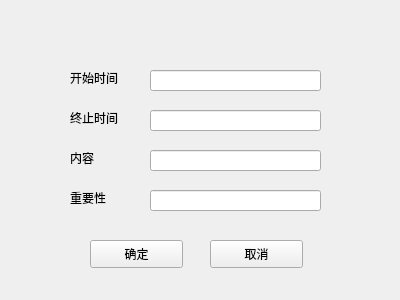
Above: OutTime/edittable.ui from agilelike/OurTime before the change. Below: the same form after it.
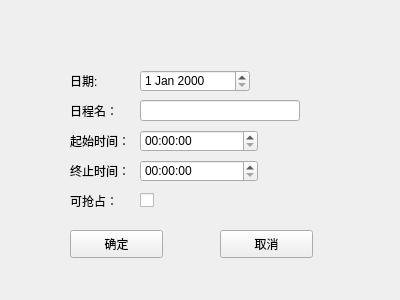
That is the form after the change.

Diff of the .ui file:
```diff
--- a/OutTime/edittable.ui
+++ b/OutTime/edittable.ui
@@ -13,103 +13,11 @@
   <property name="windowTitle">
    <string>Form</string>
   </property>
-  <widget class="QLabel" name="label">
-   <property name="geometry">
-    <rect>
-     <x>70</x>
-     <y>70</y>
-     <width>72</width>
-     <height>15</height>
-    </rect>
-   </property>
-   <property name="text">
-    <string>开始时间</string>
-   </property>
-  </widget>
-  <widget class="QLabel" name="label_2">
-   <property name="geometry">
-    <rect>
-     <x>70</x>
-     <y>110</y>
-     <width>72</width>
-     <height>15</height>
-    </rect>
-   </property>
-   <property name="text">
-    <string>终止时间</string>
-   </property>
-  </widget>
-  <widget class="QLabel" name="label_3">
-   <property name="geometry">
-    <rect>
-     <x>70</x>
-     <y>150</y>
-     <width>72</width>
-     <height>15</height>
-    </rect>
-   </property>
-   <property name="text">
-    <string>内容</string>
-   </property>
-  </widget>
-  <widget class="QLabel" name="label_4">
-   <property name="geometry">
-    <rect>
-     <x>70</x>
-     <y>190</y>
-     <width>72</width>
-     <height>15</height>
-    </rect>
-   </property>
-   <property name="text">
-    <string>重要性</string>
-   </property>
-  </widget>
-  <widget class="QLineEdit" name="lineEdit">
-   <property name="geometry">
-    <rect>
-     <x>150</x>
-     <y>70</y>
-     <width>171</width>
-     <height>21</height>
-    </rect>
-   </property>
-  </widget>
-  <widget class="QLineEdit" name="lineEdit_2">
-   <property name="geometry">
-    <rect>
-     <x>150</x>
-     <y>110</y>
-     <width>171</width>
-     <height>21</height>
-    </rect>
-   </property>
-  </widget>
-  <widget class="QLineEdit" name="lineEdit_3">
-   <property name="geometry">
-    <rect>
-     <x>150</x>
-     <y>150</y>
-     <width>171</width>
-     <height>21</height>
-    </rect>
-   </property>
-  </widget>
-  <widget class="QLineEdit" name="lineEdit_4">
-   <property name="geometry">
-    <rect>
-     <x>150</x>
-     <y>190</y>
-     <width>171</width>
-     <height>21</height>
-    </rect>
-   </property>
-  </widget>
   <widget class="QPushButton" name="pushButton">
    <property name="geometry">
     <rect>
-     <x>90</x>
-     <y>240</y>
+     <x>70</x>
+     <y>230</y>
      <width>93</width>
      <height>28</height>
     </rect>
@@ -121,8 +29,8 @@
   <widget class="QPushButton" name="pushButton_2">
    <property name="geometry">
     <rect>
-     <x>210</x>
-     <y>240</y>
+     <x>220</x>
+     <y>230</y>
      <width>93</width>
      <height>28</height>
     </rect>
@@ -131,6 +39,124 @@
     <string>取消</string>
    </property>
   </widget>
+  <widget class="QLabel" name="label">
+   <property name="geometry">
+    <rect>
+     <x>70</x>
+     <y>70</y>
+     <width>72</width>
+     <height>21</height>
+    </rect>
+   </property>
+   <property name="text">
+    <string>日期:</string>
+   </property>
+  </widget>
+  <widget class="QLabel" name="label_2">
+   <property name="geometry">
+    <rect>
+     <x>70</x>
+     <y>100</y>
+     <width>72</width>
+     <height>21</height>
+    </rect>
+   </property>
+   <property name="text">
+    <string>日程名：</string>
+   </property>
+  </widget>
+  <widget class="QLineEdit" name="lineEdit_2">
+   <property name="geometry">
+    <rect>
+     <x>140</x>
+     <y>100</y>
+     <width>160</width>
+     <height>21</height>
+    </rect>
+   </property>
+  </widget>
+  <widget class="QLabel" name="label_3">
+   <property name="geometry">
+    <rect>
+     <x>70</x>
+     <y>130</y>
+     <width>72</width>
+     <height>21</height>
+    </rect>
+   </property>
+   <property name="text">
+    <string>起始时间：</string>
+   </property>
+  </widget>
+  <widget class="QLabel" name="label_4">
+   <property name="geometry">
+    <rect>
+     <x>70</x>
+     <y>160</y>
+     <width>72</width>
+     <height>21</height>
+    </rect>
+   </property>
+   <property name="text">
+    <string>终止时间：</string>
+   </property>
+  </widget>
+  <widget class="QCheckBox" name="checkBox">
+   <property name="geometry">
+    <rect>
+     <x>140</x>
+     <y>190</y>
+     <width>111</width>
+     <height>21</height>
+    </rect>
+   </property>
+   <property name="text">
+    <string/>
+   </property>
+  </widget>
+  <widget class="QLabel" name="label_5">
+   <property name="geometry">
+    <rect>
+     <x>70</x>
+     <y>190</y>
+     <width>72</width>
+     <height>21</height>
+    </rect>
+   </property>
+   <property name="text">
+    <string>可抢占：</string>
+   </property>
+  </widget>
+  <widget class="QTimeEdit" name="timeEdit">
+   <property name="geometry">
+    <rect>
+     <x>140</x>
+     <y>130</y>
+     <width>118</width>
+     <height>22</height>
+    </rect>
+   </property>
+  </widget>
+  <widget class="QDateEdit" name="dateEdit">
+   <property name="geometry">
+    <rect>
+     <x>140</x>
+     <y>70</y>
+     <width>110</width>
+     <height>22</height>
+    </rect>
+   </property>
+  </widget>
+  <widget class="QTimeEdit" name="timeEdit_2">
+   <property name="geometry">
+    <rect>
+     <x>140</x>
+     <y>160</y>
+     <width>118</width>
+     <height>22</height>
+    </rect>
+   </property>
+  </widget>
  </widget>
  <resources/>
  <connections/>
```
